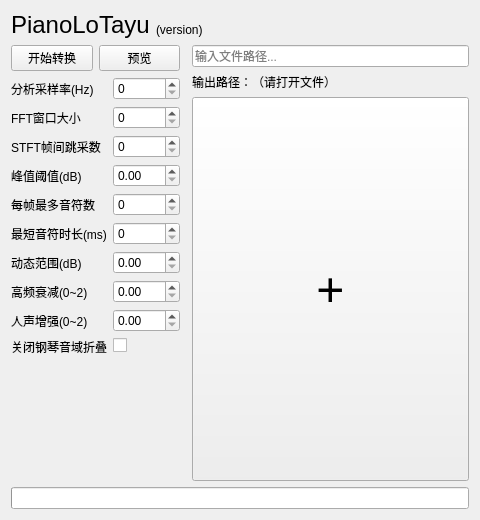
The window that src/pianolotayu/gui/main.ui (LYXOfficial/PianoLoTayu) describes before a commit, drawn with Qt 5.
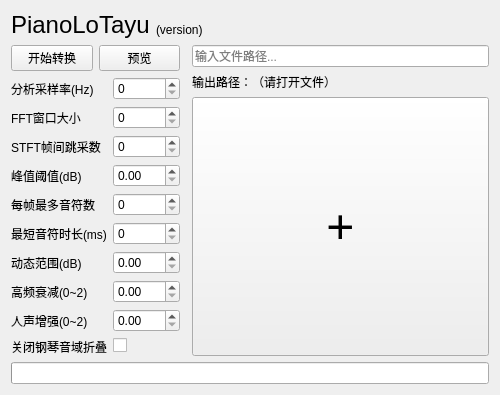
The same window after the commit.

Diff of the .ui file:
```diff
--- a/src/pianolotayu/gui/main.ui
+++ b/src/pianolotayu/gui/main.ui
@@ -6,14 +6,14 @@
    <rect>
     <x>0</x>
     <y>0</y>
-    <width>480</width>
-    <height>520</height>
+    <width>500</width>
+    <height>0</height>
    </rect>
   </property>
   <property name="minimumSize">
    <size>
-    <width>480</width>
-    <height>520</height>
+    <width>500</width>
+    <height>0</height>
    </size>
   </property>
   <property name="windowTitle">
```
